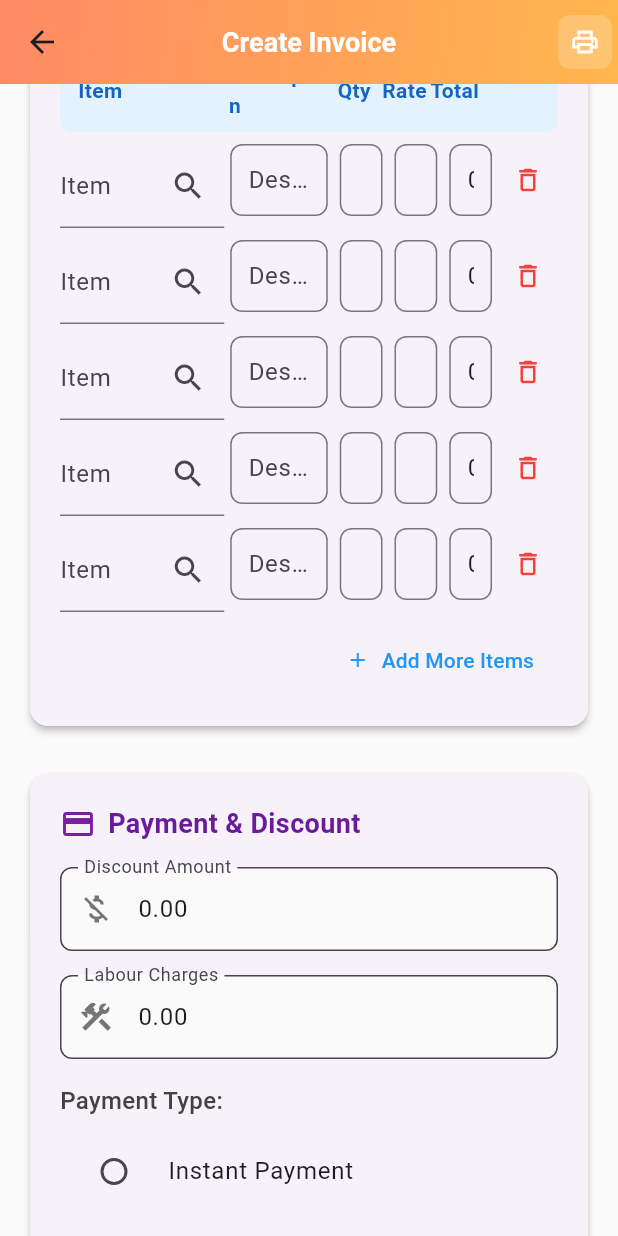
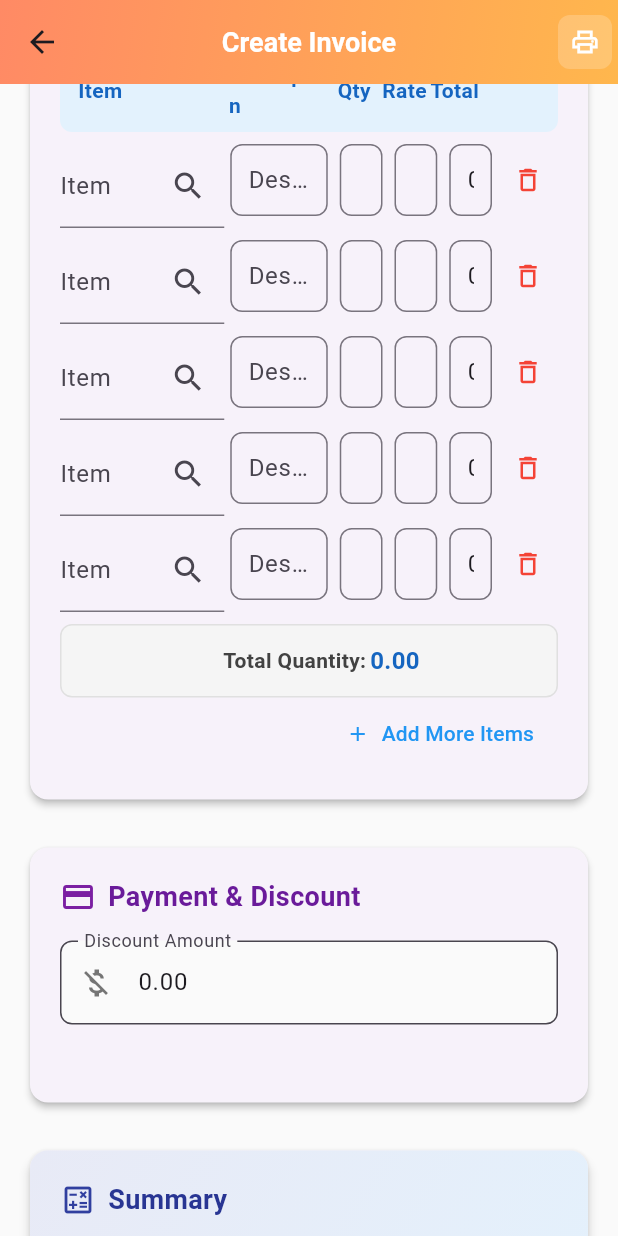
Before and after one commit to Tech-Gammer/Onex-Gas-Appliances, a Flutter app: the filledpage screen opened directly, scrolled down 576 dp, on a phone screen of 412 x 824 dp. Run offline on Flutter 3.47's test engine with Material 3 defaults, Android fonts, the phone set to English and light mode, and no system bars; our stand-ins replace file_picker, firebase_auth, firebase_core, firebase_database, firebase_storage, image_picker and 5 more; missing offline and left inert: dart:html, universal_html; accounts and stored records are empty.

Commit message:
doing updates

```diff
--- a/lib/Customer/customerlist.dart
+++ b/lib/Customer/customerlist.dart
@@ -850,6 +850,13 @@ class _CustomerListState extends State<CustomerList> {
                               child: DataTable(
                                 columns: [
                                   const DataColumn(label: Text('#')),
+                                  // Inside the DataTable columns list, add this column:
+                                  DataColumn(
+                                    label: Text(
+                                      languageProvider.isEnglish ? 'Serial' : 'سیریل',
+                                      style: const TextStyle(fontSize: 20),
+                                    ),
+                                  ),
                                   DataColumn(
                                       label: Text(
                                         languageProvider.isEnglish ? 'Name' : 'نام',
@@ -909,6 +916,8 @@ class _CustomerListState extends State<CustomerList> {
                                       key: ValueKey(customer.id), // Add key for scrolling
                                       cells: [
                                         DataCell(Text('$index')),
+                                        // Inside the DataRow cells list, add this cell:
+                                        DataCell(Text(customer.customerSerial.isNotEmpty ? customer.customerSerial : '-')),
                                         DataCell(Text(customer.name)),
                                         DataCell(Text(customer.address)),
                                         DataCell(Text(customer.city)),
@@ -1006,6 +1015,10 @@ class _CustomerListState extends State<CustomerList> {
                                   subtitle: Column(
                                     crossAxisAlignment: CrossAxisAlignment.start,
                                     children: [
+                                      Text(
+                                        'Serial: ${customer.customerSerial.isNotEmpty ? customer.customerSerial : 'N/A'}',
+                                        style: TextStyle(color: Colors.orange[300]),
+                                      ),
                                       Text(customer.address, style: TextStyle(color: Colors.orange[300])),
                                       Text(customer.city, style: TextStyle(color: Colors.orange[300])),
                                       const SizedBox(height: 4),
--- a/lib/Filled/filledpage.dart
+++ b/lib/Filled/filledpage.dart
@@ -345,12 +345,6 @@ class _filledpageState extends State<filledpage> {
       itemnameImages.add(image);
     }
 
-    // // Generate customer details as an image
-    // final customerDetailsImage = await _createTextImage(
-    //   'Customer Name: ${selectedCustomer.name}\n'
-    //       'Customer Address: ${selectedCustomer.address}',
-    // );
-
     // Add a page with A5 size
     pdf.addPage(
       pw.Page(
@@ -371,37 +365,14 @@ class _filledpageState extends State<filledpage> {
                           'Onex Gas Appliances',
                           style: pw.TextStyle(fontSize: 20, fontWeight: pw.FontWeight.bold),
                         ),
-                        // pw.Text(
-                        //   'Peoples Colony, Underpass, Gujranwala,PK',
-                        //   style: pw.TextStyle(fontSize: 10, fontWeight: pw.FontWeight.bold),
-                        // ),
-                        // pw.Image(nameimage, width: 170, height: 170), // Adjust logo size
-                        // pw.Image(addressimage,width: 200,height: 100,dpi: 2000),
                       ]
                   ),
-                  // pw.Column(
-                  //     children: [
-                  //       pw.Text(
-                  //         'Invoice',
-                  //         style: pw.TextStyle(fontSize: 16, fontWeight: pw.FontWeight.bold),
-                  //       ),
-                  //       pw.Text(
-                  //         'M. Zeeshan',
-                  //         style: pw.TextStyle(fontSize: 10, fontWeight: pw.FontWeight.bold),
-                  //       ),
-                  //       pw.Text(
-                  //         '0300-6400717',
-                  //         style: pw.TextStyle(fontSize: 10, fontWeight: pw.FontWeight.bold),
-                  //       ),
-                  //     ]
-                  // )//s
                 ],
               ),
               pw.Divider(),
 
               // Customer Information
               pw.Text('Customer Name: ${selectedCustomer.name}', style: const pw.TextStyle(fontSize: 11)),
-              // pw.Text('Customer Serial: ${selectedCustomer.customerSerial}', style: const pw.TextStyle(fontSize: 11)),
               pw.Text('Customer Address: ${selectedCustomer.address}', style: const pw.TextStyle(fontSize: 11)),
               pw.Text('Customer Number: ${selectedCustomer.phone}', style: const pw.TextStyle(fontSize: 11)),
 
@@ -2147,7 +2118,7 @@ class _filledpageState extends State<filledpage> {
 
   Widget _buildDesktopLayout(BuildContext context, LanguageProvider languageProvider) {
     return SingleChildScrollView(
-      padding: const EdgeInsets.symmetric(horizontal: 32.0, vertical: 24.0),
+      padding: const EdgeInsets.symmetric(horizontal: 32.0, vertical: 10.0),
       child: Center(
         child: Container(
           constraints: const BoxConstraints(maxWidth: 1400),
@@ -2155,7 +2126,7 @@ class _filledpageState extends State<filledpage> {
             crossAxisAlignment: CrossAxisAlignment.start,
             children: [
               _buildHeaderSection(context, languageProvider, isMobile: false),
-              const SizedBox(height: 32),
+              const SizedBox(height: 10),
               Row(
                 crossAxisAlignment: CrossAxisAlignment.start,
                 children: [
@@ -2164,7 +2135,7 @@ class _filledpageState extends State<filledpage> {
                     child: Column(
                       children: [
                         _buildCustomerSection(context, languageProvider),
-                        const SizedBox(height: 32),
+                        const SizedBox(height: 10),
                         _buildItemsSection(context, languageProvider, isMobile: false),
                       ],
                     ),
@@ -2174,7 +2145,7 @@ class _filledpageState extends State<filledpage> {
                     child: Column(
                       children: [
                         _buildPaymentSection(context, languageProvider),
-                        const SizedBox(height: 24),
+                        const SizedBox(height: 10),
                         _buildTotalsSection(context, languageProvider),
                       ],
                     ),
@@ -2185,7 +2156,7 @@ class _filledpageState extends State<filledpage> {
                   ),
                 ],
               ),
-              const SizedBox(height: 40),
+              const SizedBox(height: 10),
               _buildSaveButton(context, languageProvider),
             ],
           ),
@@ -2522,7 +2493,11 @@ class _filledpageState extends State<filledpage> {
     );
   }
 
+
   Widget _buildItemsSection(BuildContext context, LanguageProvider languageProvider, {required bool isMobile}) {
+    // Calculate total quantity
+    double totalQuantity = _filledRows.fold(0.0, (sum, row) => sum + (row['qty'] ?? 0.0));
+
     return Card(
       elevation: 2,
       shape: RoundedRectangleBorder(borderRadius: BorderRadius.circular(12)),
@@ -2759,6 +2734,46 @@ class _filledpageState extends State<filledpage> {
                     ),
                   ],
                 ),
+              ),
+            ),
+
+            // Total quantity row
+            Container(
+              padding: const EdgeInsets.symmetric(vertical: 12, horizontal: 12),
+              decoration: BoxDecoration(
+                color: Colors.grey[100],
+                borderRadius: BorderRadius.circular(8),
+                border: Border.all(color: Colors.grey[300]!),
+              ),
+              child: Row(
+                children: [
+                  Expanded(
+                    flex: 5, // Span across Item and Description columns
+                    child: Text(
+                      languageProvider.isEnglish ? 'Total Quantity:' : 'کل مقدار:',
+                      style: TextStyle(
+                        fontWeight: FontWeight.bold,
+                        color: Colors.grey[800],
+                      ),
+                      textAlign: TextAlign.right,
+                    ),
+                  ),
+                  Expanded(
+                    child: Text(
+                      totalQuantity.toStringAsFixed(2),
+                      style: TextStyle(
+                        fontWeight: FontWeight.bold,
+                        color: Colors.blue[800],
+                        fontSize: 16,
+                      ),
+                      textAlign: TextAlign.center,
+                    ),
+                  ),
+                  Expanded(
+                    flex: 2, // Span across Rate, Total, and Delete columns
+                    child: Container(), // Empty space
+                  ),
+                ],
               ),
             ),
 
@@ -2835,109 +2850,109 @@ class _filledpageState extends State<filledpage> {
               },
             ),
             const SizedBox(height: 16),
-            _buildTextField(
-              controller: _mazdooriController,
-              label: languageProvider.isEnglish ? 'Labour Charges' : 'مزدوری کی فیس',
-              icon: Icons.construction,
-              keyboardType: TextInputType.number,
-              onChanged: (value) {
-                setState(() {
-                  _mazdoori = double.tryParse(value) ?? 0.0;
-                  _calculateInitialTotals(); // Add this
-
-                });
-              },
-            ),
+            // _buildTextField(
+            //   controller: _mazdooriController,
+            //   label: languageProvider.isEnglish ? 'Labour Charges' : 'مزدوری کی فیس',
+            //   icon: Icons.construction,
+            //   keyboardType: TextInputType.number,
+            //   onChanged: (value) {
+            //     setState(() {
+            //       _mazdoori = double.tryParse(value) ?? 0.0;
+            //       _calculateInitialTotals(); // Add this
+            //
+            //     });
+            //   },
+            // ),
             const SizedBox(height: 16),
-            Form(
-              key: _formKey,
-              child: Column(
-                crossAxisAlignment: CrossAxisAlignment.start,
-                children: [
-                  Text(
-                    languageProvider.isEnglish ? 'Payment Type:' : 'ادائیگی کی قسم:',
-                    style: TextStyle(
-                      fontSize: 16,
-                      fontWeight: FontWeight.w500,
-                      color: Colors.grey[800],
-                    ),
-                  ),
-                  const SizedBox(height: 8),
-                  Row(
-                    children: [
-                      Expanded(
-                        child: Column(
-                          children: [
-                            RadioListTile<String>(
-                              value: 'instant',
-                              groupValue: _paymentType,
-                              title: Text(languageProvider.isEnglish ? 'Instant Payment' : 'فوری ادائیگی'),
-                              onChanged: (value) {
-                                setState(() {
-                                  _paymentType = value!;
-                                  _instantPaymentMethod = null;
-                                });
-                              },
-                            ),
-                            RadioListTile<String>(
-                              value: 'udhaar',
-                              groupValue: _paymentType,
-                              title: Text(languageProvider.isEnglish ? 'Udhaar Payment' : 'ادھار ادائیگی'),
-                              onChanged: (value) {
-                                setState(() {
-                                  _paymentType = value!;
-                                });
-                              },
-                            ),
-                          ],
-                        ),
-                      ),
-                      if (_paymentType == 'instant')
-                        Expanded(
-                          child: Column(
-                            children: [
-                              RadioListTile<String>(
-                                value: 'cash',
-                                groupValue: _instantPaymentMethod,
-                                title: Text(languageProvider.isEnglish ? 'Cash Payment' : 'نقد ادائیگی'),
-                                onChanged: (value) {
-                                  setState(() {
-                                    _instantPaymentMethod = value!;
-                                  });
-                                },
-                              ),
-                              RadioListTile<String>(
-                                value: 'online',
-                                groupValue: _instantPaymentMethod,
-                                title: Text(languageProvider.isEnglish ? 'Online Transfer' : 'آن لائن ٹرانسفر'),
-                                onChanged: (value) {
-                                  setState(() {
-                                    _instantPaymentMethod = value!;
-                                  });
-                                },
-                              ),
-                            ],
-                          ),
-                        ),
-                    ],
-                  ),
-                  if (_paymentType.isEmpty)
-                    Text(
-                      languageProvider.isEnglish
-                          ? 'Please select a payment type'
-                          : 'براہ کرم ادائیگی کی قسم منتخب کریں',
-                      style: const TextStyle(color: Colors.red),
-                    ),
-                  if (_paymentType == 'instant' && (_instantPaymentMethod == null || _instantPaymentMethod!.isEmpty))
-                    Text(
-                      languageProvider.isEnglish
-                          ? 'Please select an instant payment method'
-                          : 'براہ کرم فوری ادائیگی کا طریقہ منتخب کریں',
-                      style: const TextStyle(color: Colors.red),
-                    ),
-                ],
-              ),
-            ),
+            // Form(
+            //   key: _formKey,
+            //   child: Column(
+            //     crossAxisAlignment: CrossAxisAlignment.start,
+            //     children: [
+            //       Text(
+            //         languageProvider.isEnglish ? 'Payment Type:' : 'ادائیگی کی قسم:',
+            //         style: TextStyle(
+            //           fontSize: 16,
+            //           fontWeight: FontWeight.w500,
+            //           color: Colors.grey[800],
+            //         ),
+            //       ),
+            //       const SizedBox(height: 8),
+            //       Row(
+            //         children: [
+            //           Expanded(
+            //             child: Column(
+            //               children: [
+            //                 RadioListTile<String>(
+            //                   value: 'instant',
+            //                   groupValue: _paymentType,
+            //                   title: Text(languageProvider.isEnglish ? 'Instant Payment' : 'فوری ادائیگی'),
+            //                   onChanged: (value) {
+            //                     setState(() {
+            //                       _paymentType = value!;
+            //                       _instantPaymentMethod = null;
+            //                     });
+            //                   },
+            //                 ),
+            //                 RadioListTile<String>(
+            //                   value: 'udhaar',
+            //                   groupValue: _paymentType,
+            //                   title: Text(languageProvider.isEnglish ? 'Udhaar Payment' : 'ادھار ادائیگی'),
+            //                   onChanged: (value) {
+            //                     setState(() {
+            //                       _paymentType = value!;
+            //                     });
+            //                   },
+            //                 ),
+            //               ],
+            //             ),
+            //           ),
+            //           if (_paymentType == 'instant')
+            //             Expanded(
+            //               child: Column(
+            //                 children: [
+            //                   RadioListTile<String>(
+            //                     value: 'cash',
+            //                     groupValue: _instantPaymentMethod,
+            //                     title: Text(languageProvider.isEnglish ? 'Cash Payment' : 'نقد ادائیگی'),
+            //                     onChanged: (value) {
+            //                       setState(() {
+            //                         _instantPaymentMethod = value!;
+            //                       });
+            //                     },
+            //                   ),
+            //                   RadioListTile<String>(
+            //                     value: 'online',
+            //                     groupValue: _instantPaymentMethod,
+            //                     title: Text(languageProvider.isEnglish ? 'Online Transfer' : 'آن لائن ٹرانسفر'),
+            //                     onChanged: (value) {
+            //                       setState(() {
+            //                         _instantPaymentMethod = value!;
+            //                       });
+            //                     },
+            //                   ),
+            //                 ],
+            //               ),
+            //             ),
+            //         ],
+            //       ),
+            //       if (_paymentType.isEmpty)
+            //         Text(
+            //           languageProvider.isEnglish
+            //               ? 'Please select a payment type'
+            //               : 'براہ کرم ادائیگی کی قسم منتخب کریں',
+            //           style: const TextStyle(color: Colors.red),
+            //         ),
+            //       if (_paymentType == 'instant' && (_instantPaymentMethod == null || _instantPaymentMethod!.isEmpty))
+            //         Text(
+            //           languageProvider.isEnglish
+            //               ? 'Please select an instant payment method'
+            //               : 'براہ کرم فوری ادائیگی کا طریقہ منتخب کریں',
+            //           style: const TextStyle(color: Colors.red),
+            //         ),
+            //     ],
+            //   ),
+            // ),
           ],
         ),
       ),
@@ -2999,7 +3014,7 @@ class _filledpageState extends State<filledpage> {
               '+ ${_mazdoori.toStringAsFixed(2)}',
               color: Colors.green[600],
             ),
-            const Divider(thickness: 2, height: 24),
+            const Divider(thickness: 2, height: 10),
             Container(
               padding: const EdgeInsets.symmetric(vertical: 8, horizontal: 12),
               decoration: BoxDecoration(
--- a/lib/Reports/reportselecttionpage.dart
+++ b/lib/Reports/reportselecttionpage.dart
@@ -90,14 +90,14 @@ class ReportsPage extends StatelessWidget {
                       reportType: 'Sarya Reports',
                       isWeb: isWeb,
                     ),
-                    _buildReportCard(
-                      context: context,
-                      title: languageProvider.isEnglish ? 'Payment Reports' : 'پیمنٹ رپورٹس',
-                      icon: Icons.assignment_turned_in,
-                      color: Color(0xFFFF8A65), // Orange color
-                      reportType: 'Filled Reports',
-                      isWeb: isWeb,
-                    ),
+                    // _buildReportCard(
+                    //   context: context,
+                    //   title: languageProvider.isEnglish ? 'Payment Reports' : 'پیمنٹ رپورٹس',
+                    //   icon: Icons.assignment_turned_in,
+                    //   color: Color(0xFFFF8A65), // Orange color
+                    //   reportType: 'Filled Reports',
+                    //   isWeb: isWeb,
+                    // ),
                   ],
                 ),
               ),
--- a/lib/main.dart
+++ b/lib/main.dart
@@ -54,7 +54,7 @@ class MyApp extends StatelessWidget {
       builder: (context, languageProvider, child) {
         return MaterialApp(
           debugShowCheckedModeBanner: false,
-          home:  LoginPage(),
+          home:  Dashboard(),
           theme: ThemeData(
             fontFamily: languageProvider.isEnglish ? 'Roboto' : 'JameelNoori',
           ),
```
Also changed, not shown: 1 other file.
